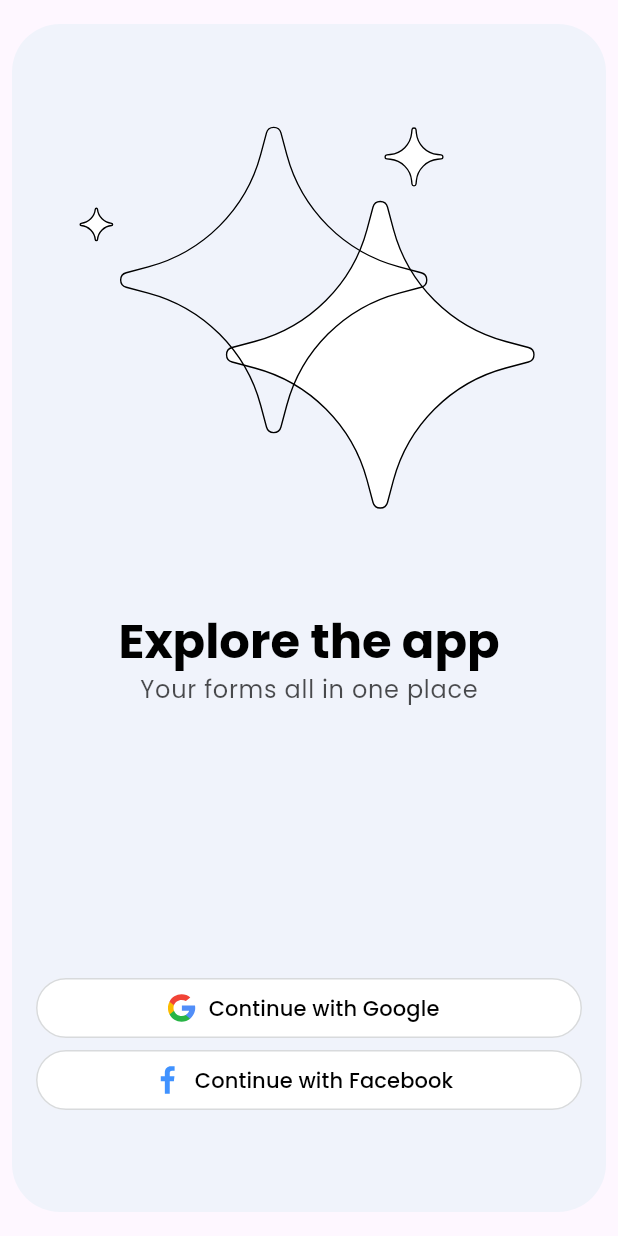
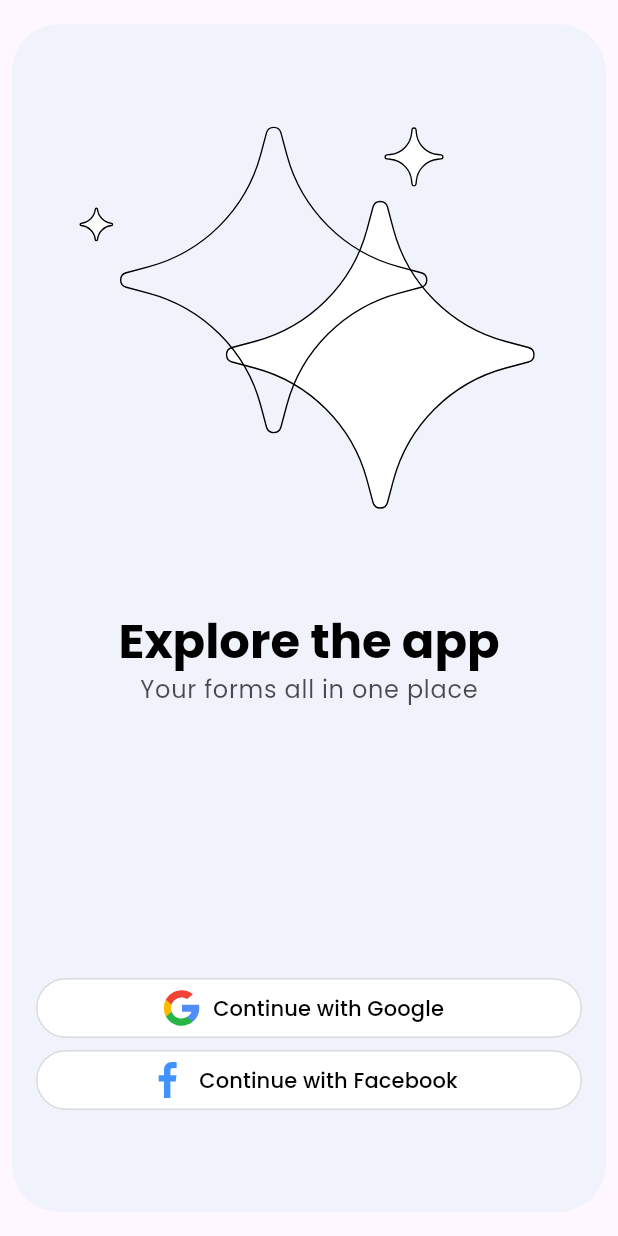
Before and after one commit to logickoder/simple_flutter_form, a Flutter app: the screen it shows after launch, on a phone screen of 412 x 824 dp. Run offline on Flutter 3.47's test engine with Material 3 defaults, Android fonts, the phone set to English and light mode, and no system bars; our stand-ins replace flutter_svg, google_fonts.

```diff
--- a/lib/auth/auth_screen.dart
+++ b/lib/auth/auth_screen.dart
@@ -56,11 +56,7 @@ class AuthScreen extends StatelessWidget {
               width: double.infinity,
               child: OutlinedButton.icon(
                 onPressed: () {},
-                icon: SvgPicture.asset(
-                  AppAsset.googleIcon,
-                  width: 20,
-                  height: 20,
-                ),
+                icon: SvgPicture.asset(AppAsset.googleIcon),
                 label: const Text('Continue with Google'),
               ),
             ),
@@ -68,11 +64,7 @@ class AuthScreen extends StatelessWidget {
               width: double.infinity,
               child: OutlinedButton.icon(
                 onPressed: () {},
-                icon: SvgPicture.asset(
-                  AppAsset.facebookIcon,
-                  width: 20,
-                  height: 20,
-                ),
+                icon: SvgPicture.asset(AppAsset.facebookIcon),
                 label: const Text('Continue with Facebook'),
               ),
             ),
```
Also changed, not shown: 7 other files.
